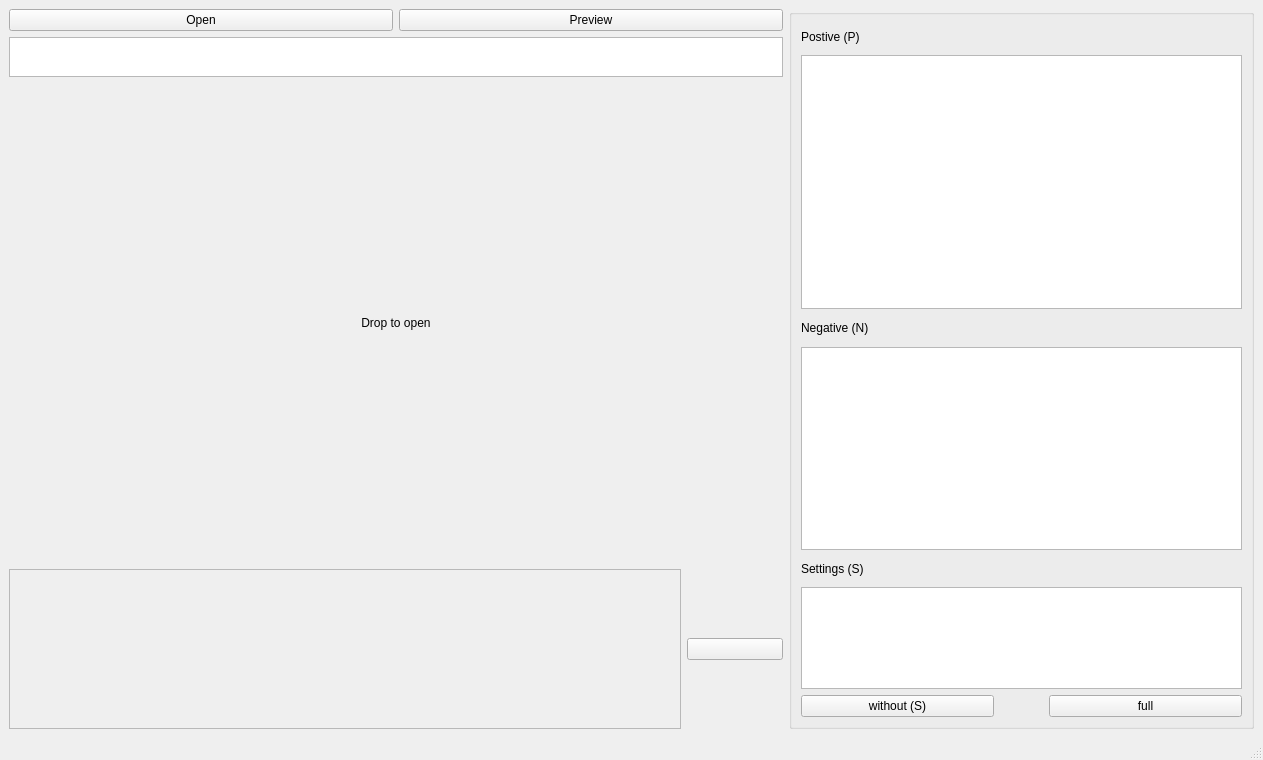
This is showmeprompt/untitled_main.ui in ChrisYangTW/ShowMePrompt as Qt 5 draws it before an edit. The edited form follows.
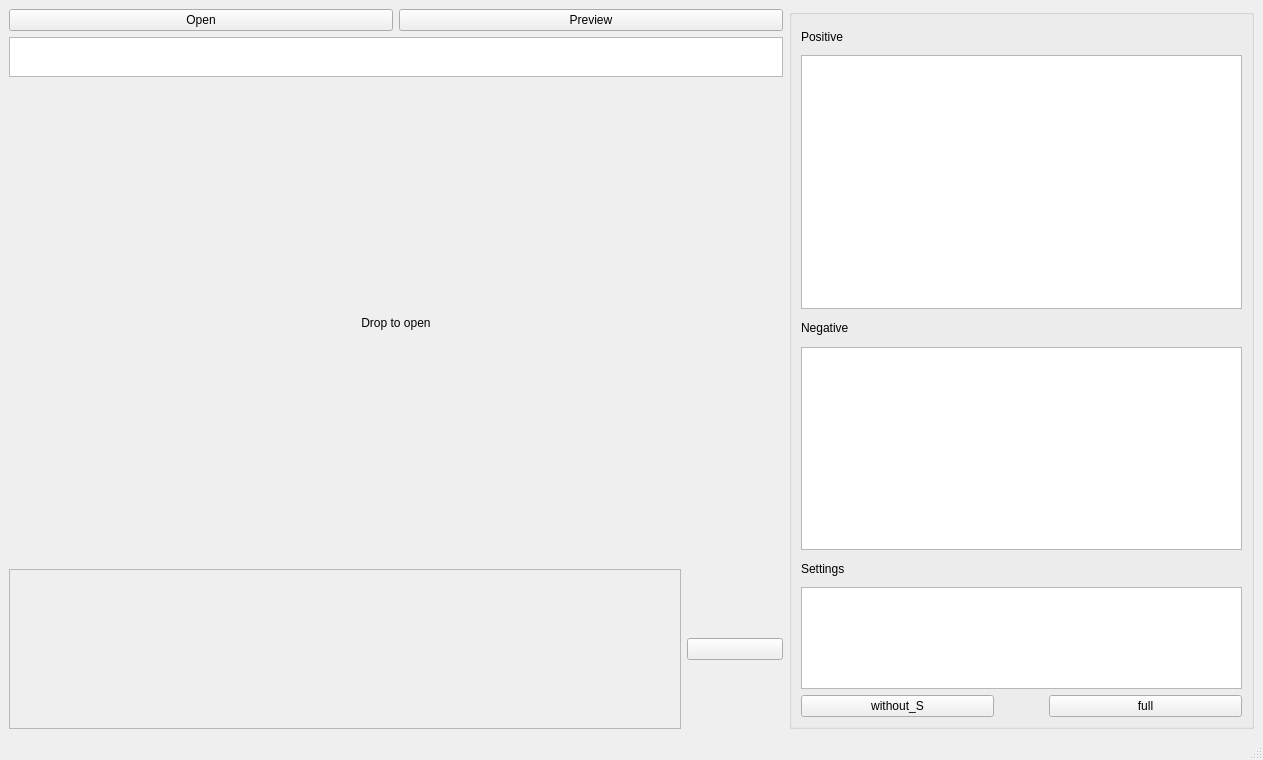
This is the edited form.

Commit message: Implementing the handling of file changes during program execution. Also, fixing the ui

Diff of the .ui file:
```diff
--- a/showmeprompt/untitled_main.ui
+++ b/showmeprompt/untitled_main.ui
@@ -108,7 +108,7 @@
          <item>
           <widget class="QLabel" name="postive_label">
            <property name="text">
-            <string>Postive (P)</string>
+            <string>Positive</string>
            </property>
           </widget>
          </item>
@@ -118,7 +118,7 @@
          <item>
           <widget class="QLabel" name="negative_label">
            <property name="text">
-            <string>Negative (N)</string>
+            <string>Negative</string>
            </property>
           </widget>
          </item>
@@ -128,7 +128,7 @@
          <item>
           <widget class="QLabel" name="settings_label">
            <property name="text">
-            <string>Settings (S)</string>
+            <string>Settings</string>
            </property>
           </widget>
          </item>
@@ -140,7 +140,7 @@
            <item>
             <widget class="QPushButton" name="copy_without_settings_button">
              <property name="text">
-              <string>without (S)</string>
+              <string>without_S</string>
              </property>
             </widget>
            </item>
```
The commit also changes 5 other files.
